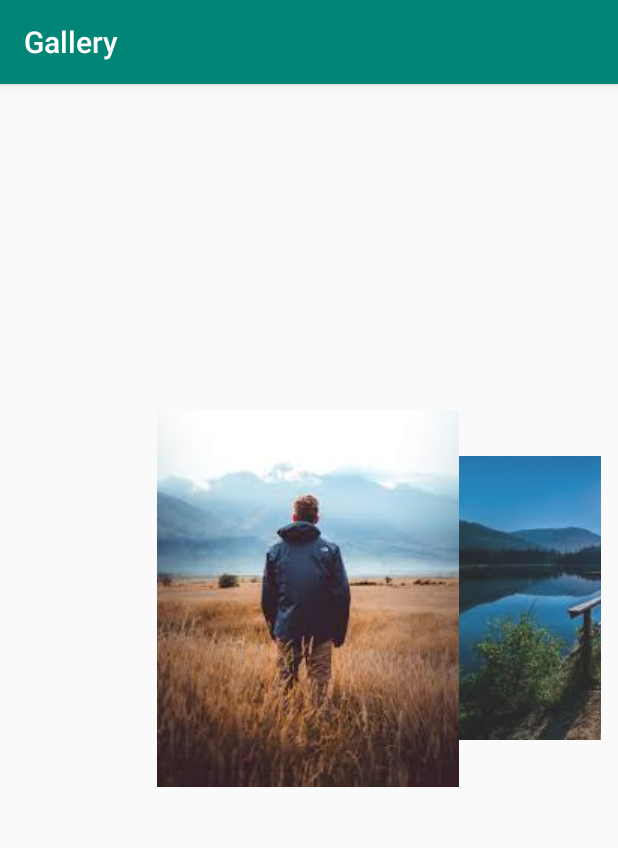
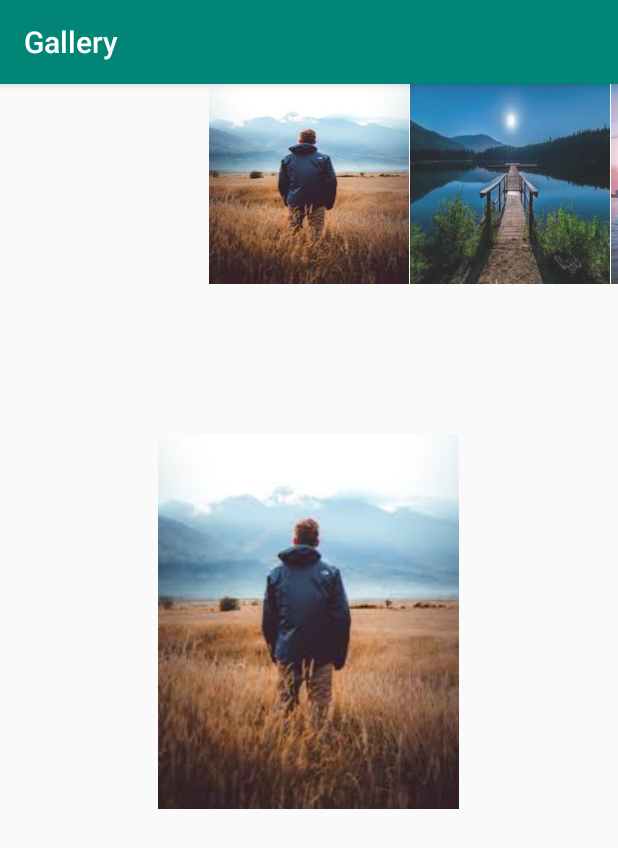
Before and after one commit to lucasfini/Gallery, an Android app: the screen it shows after launch (MainActivity), on a phone screen of 412 x 824 dp. Shown: the top 848 px of the screen. Run offline under Robolectric (Android 15) with nearby library versions, the phone set to English and light mode, and no system bars.

Commit message:
Added comments

```diff
--- a/app/src/main/java/com/n01229590/gallery/MainActivity.java
+++ b/app/src/main/java/com/n01229590/gallery/MainActivity.java
@@ -1,16 +1,14 @@
 package com.n01229590.gallery;
 
 import androidx.appcompat.app.AppCompatActivity;
-
 import android.content.Context;
 import android.os.Bundle;
+
+// TODO Implement these imports
 import android.widget.AdapterView;
 import android.widget.Gallery;
-
 import android.widget.BaseAdapter;
 import android.widget.ImageView;
-import android.widget.Toast;
-import android.view.Menu;
 import android.view.View;
 import android.view.ViewGroup;
 
@@ -18,7 +16,9 @@ import android.view.ViewGroup;
 public class MainActivity extends AppCompatActivity {
 
 
-    private Integer[] images = {R.drawable.image1, R.drawable.image2, R.drawable.image3, R.drawable.image4, R.drawable.image5};
+    // Variable for ImageView.
+    private ImageView sImage;
+
 
 
     @Override
@@ -26,65 +26,91 @@ public class MainActivity extends AppCompatActivity {
         super.onCreate(savedInstanceState);
         setContentView(R.layout.activity_main);
 
+        // TODO 1.3 Create two variables, one for Gallery and one for ImageView. Attach appropriate ids from layout.
+        Gallery ims = (Gallery) findViewById(R.id.gallery);
+        sImage = (ImageView) findViewById(R.id.imageView);
 
-        Gallery ims = (Gallery) findViewById(R.id.gallery);
+        ims.setSpacing(1);
 
-        ims.setAdapter(new ImageAdapter(this));
+        // TODO 1.4 Create ImageAdaptor class which extends BaseAdaptor. This will work as a bridge between AdapterView and the data source that gets inputed.
+        final ImageAdapter gImageAdapter= new ImageAdapter(this);
+        ims.setAdapter(gImageAdapter);
 
+       // TODO 1.5 This will allow a user to click on an image.
         ims.setOnItemClickListener(new AdapterView.OnItemClickListener() {
-
-
-            @Override
-            public void onItemClick(AdapterView<?> arg0, View arg1, int arg2, long arg3) {
-                Toast.makeText(getApplicationContext(), "Image " + arg2, Toast.LENGTH_SHORT).show();
-
+            public void onItemClick(AdapterView<?> parent, View v, int position, long id) {
+                // show the selected Image
+                sImage.setImageResource(gImageAdapter.images[position]);
             }
         });
-
-
     }
 
 
 
-    public class ImageAdapter extends BaseAdapter {
-        private Context context;
-        int imageBackground;
+}
 
+
+// TODO 1.4.1 Fill ImageAdaptor Class with these methods: getCount(), getItem(), getItemId(), getView.
+    class ImageAdapter extends BaseAdapter
+    {
+        private Context Mcontext;
+
+       //Constructor
         public ImageAdapter(Context context) {
 
-            this.context = context;
+            Mcontext = context;
         }
 
+        // Gets length of array.
         @Override
         public int getCount() {
 
             return images.length;
         }
 
+        // Gets the data associated with the specified position in the list.
         @Override
-        public Object getItem(int arg0) {
+        public Object getItem(int pos) {
 
-            return arg0;
+            return pos;
         }
 
+        // Returns the position within the adaptors data set.
         @Override
-        public long getItemId(int arg0) {
+        public long getItemId(int pos) {
 
-            return arg0;
+            return pos;
         }
+        // This allows the developer to inflate the view into the proper layout parameters.
+        public View getView(int index, View view, ViewGroup viewGroup)
+        {
 
+            ImageView i = new ImageView(Mcontext);
 
-        @Override
-        public View getView(int arg0, View arg1, ViewGroup arg2) {
+            i.setImageResource(images[index]);
+            i.setLayoutParams(new Gallery.LayoutParams(200, 200));
 
-            ImageView imageView = new ImageView(context);
-            imageView.setImageResource(images[arg0]);
-            return imageView;
-        }
+            i.setScaleType(ImageView.ScaleType.FIT_XY);
 
 
 
 
+            return i;
+        }
+
+
+        // TODO 1.1 Add Images to res/drawable to fill gallary.
+        //TODO 1.2 Create array for images and grab images from drawable. Example below.
+
+       //Array of images.
+        public Integer[] images = {
+                R.drawable.image1,
+                R.drawable.image2,
+                R.drawable.image3,
+                R.drawable.image4,
+                R.drawable.image5
+        };
+
+
+
     }
-
-}
--- a/app/src/main/res/layout/activity_main.xml
+++ b/app/src/main/res/layout/activity_main.xml
@@ -1,18 +1,32 @@
 <?xml version="1.0" encoding="utf-8"?>
-<RelativeLayout xmlns:android="http://schemas.android.com/apk/res/android"
-    xmlns:app="http://schemas.android.com/apk/res-auto"
+<LinearLayout xmlns:android="http://schemas.android.com/apk/res/android"
     xmlns:tools="http://schemas.android.com/tools"
     android:layout_width="match_parent"
     android:layout_height="match_parent"
+    android:orientation="vertical"
     tools:context=".MainActivity">
 
 
+    //Create layout for the Gallery.
+
     <Gallery
         android:id="@+id/gallery"
-        android:layout_width="390dp"
-        android:layout_height="647dp"
+        android:layout_width="match_parent"
+        android:layout_height="wrap_content"
         android:layout_alignParentTop="true"
         android:layout_centerHorizontal="true"
-        android:layout_marginTop="19dp" />
+        />
 
-    </RelativeLayout>
+    //Create layout to be able to select images.
+
+    <ImageView
+        android:id="@+id/imageView"
+        android:layout_marginTop="100dp"
+        android:layout_width="250dp"
+        android:layout_gravity="center_horizontal"
+        android:layout_height="250dp"
+        android:src="@drawable/image1" />
+
+
+
+</LinearLayout>
```
